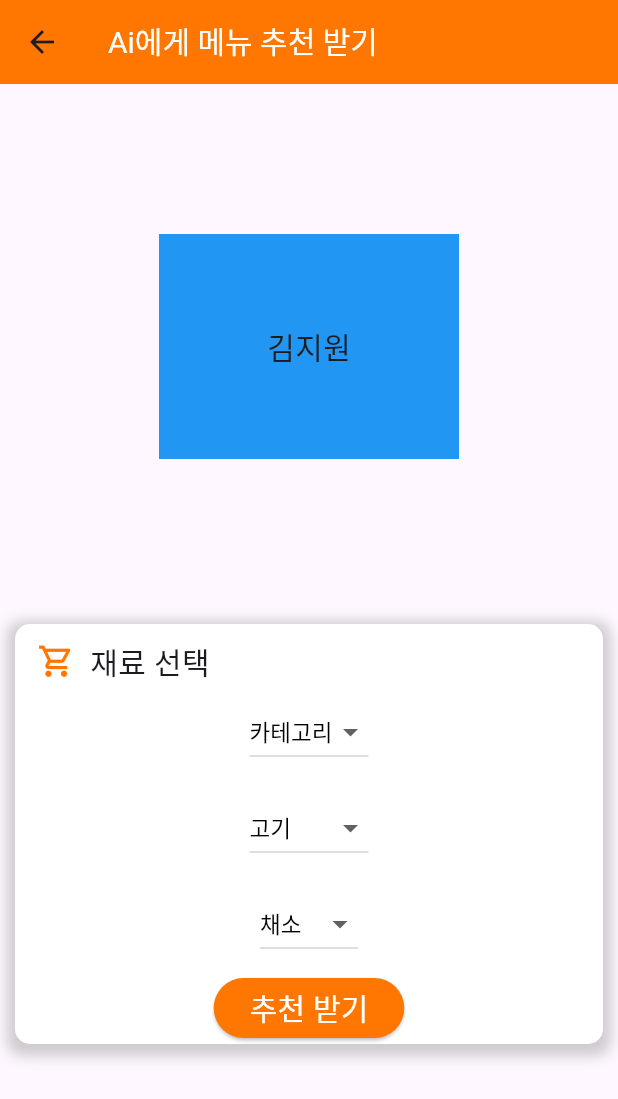
After one commit to EN-SeoMinKim/PuppyAlert-Front-End, a Flutter app: the MenuRecommendHostScreen screen opened directly, on a phone screen of 412 x 824 dp. The commit adds this screen. Shown: the top 1099 px of the screen. Run offline on Flutter 3.47's test engine with Material 3 defaults, Android fonts, the phone set to English and light mode, and no system bars; our stand-ins replace avatar_glow, flutter_dotenv, flutter_tts, permission_handler, speech_to_text; missing offline and left inert: flutter_naver_map, remedi_kopo.

Commit message:
Feat : MenuRecommendHostScreen

```diff
--- a/puppy_alert/lib/screens/host_screens/home_host_screen.dart
+++ b/puppy_alert/lib/screens/host_screens/home_host_screen.dart
@@ -1,12 +1,14 @@
 import 'package:flutter/material.dart';
 import 'package:puppy_alert/models/user_model.dart';
 import 'package:puppy_alert/screens/host_screens/food_input_form_host_screen.dart';
+import 'package:puppy_alert/screens/host_screens/menu_recommend_host_screen.dart';
 import 'package:puppy_alert/screens/host_screens/speech_recognition_host_screen.dart';
 
 class HomeHostScreen extends StatelessWidget {
   final UserModel _userModel;
 
-  const HomeHostScreen({super.key, required UserModel userModel}) : _userModel = userModel;
+  const HomeHostScreen({super.key, required UserModel userModel})
+      : _userModel = userModel;
 
   void _showChoiceDialog(BuildContext context) {
     showDialog(
@@ -33,15 +35,11 @@ class HomeHostScreen extends StatelessWidget {
                   children: [
                     ElevatedButton.icon(
                         onPressed: () {
-                          // Navigator.pushReplacement(context, MaterialPageRoute(
-                          //     builder: (BuildContext context) {
-                          //   return FoodInputFormAdultScreen();
-                          // }));
                           Navigator.push(
-                            context,MaterialPageRoute(builder: (context)=>FoodInputFormHostScreen())
-                          );
-
-
+                              context,
+                              MaterialPageRoute(
+                                  builder: (context) =>
+                                      FoodInputFormHostScreen()));
                         },
                         label: const Icon(
                           Icons.sticky_note_2_outlined,
@@ -71,7 +69,8 @@ class HomeHostScreen extends StatelessWidget {
                           Navigator.pushReplacement(context, MaterialPageRoute(
                               builder: (BuildContext context) {
                             return SpeechRecognitionHostScreen(
-                                userModel: null,);
+                              userModel: _userModel,
+                            );
                           }));
                         },
                         label: const Icon(
@@ -108,8 +107,8 @@ class HomeHostScreen extends StatelessWidget {
       children: [
         Expanded(
             child: SingleChildScrollView(
-              child: Column(
-                        children: [
+          child: Column(
+            children: [
               Stack(
                 children: [
                   const SizedBox(height: 350, width: 300),
@@ -212,7 +211,12 @@ class HomeHostScreen extends StatelessWidget {
               ),
               const SizedBox(height: 35),
               ElevatedButton(
-                  onPressed: () {},
+                  onPressed: () {
+                    Navigator.push(
+                        context,
+                        MaterialPageRoute(
+                            builder: (context) => const MenuRecommendHostScreen()));
+                  },
                   style: ElevatedButton.styleFrom(
                     elevation: 6,
                     backgroundColor: Colors.white,
@@ -256,9 +260,9 @@ class HomeHostScreen extends StatelessWidget {
                           ))
                     ],
                   ))
-                        ],
-                      ),
-            ))
+            ],
+          ),
+        ))
       ],
     );
   }
--- /dev/null
+++ b/puppy_alert/lib/screens/host_screens/menu_detail_host_screen.dart
@@ -0,0 +1,19 @@
+import 'package:flutter/material.dart';
+
+class MenuDetailHostScreen extends StatelessWidget {
+  final List<String> _selectedValueList;
+
+  const MenuDetailHostScreen(
+      {super.key, required List<String> selectedValueList})
+      : _selectedValueList = selectedValueList;
+
+  @override
+  Widget build(BuildContext context) {
+    return Scaffold(
+      appBar: AppBar(),
+      body: const Center(
+        child: Text('메뉴 상세 정보', style: TextStyle(fontSize: 50)),
+      ),
+    );
+  }
+}
--- /dev/null
+++ b/puppy_alert/lib/screens/host_screens/menu_recommend_host_screen.dart
@@ -0,0 +1,141 @@
+import 'package:flutter/material.dart';
+import 'package:puppy_alert/screens/host_screens/menu_detail_host_screen.dart';
+
+class MenuRecommendHostScreen extends StatefulWidget {
+  const MenuRecommendHostScreen({super.key});
+
+  @override
+  State<MenuRecommendHostScreen> createState() =>
+      _MenuRecommendHostScreenState();
+}
+
+class _MenuRecommendHostScreenState extends State<MenuRecommendHostScreen> {
+  final Map<String, List<String>> _selectedOptionMap = {
+    '카테고리': ['카테고리', '한식', '중식', '일식', '양식', '기타'],
+    '고기': ['고기', '소고기', '돼지고기', '닭고기', '오리고기', '양고기', '기타'],
+    '채소': ['채소', '마늘', '양파', '당근', '감자', '대파', '토마토', '양배추', '버섯', '기타']
+  };
+  final List<String> _selectedValueList = ['카테고리', '고기', '채소'];
+
+  Widget _dropdownWidget(String category) {
+    if (_selectedOptionMap[category] == null) {
+      return const Text('error',
+          style: TextStyle(color: Colors.white, fontSize: 20));
+    }
+
+    int selectedIndex = _selectedOptionMap.keys.toList().indexOf(category);
+
+    return DropdownButton<String>(
+      value: _selectedValueList[selectedIndex],
+      elevation: 16,
+      style: const TextStyle(fontSize: 15, color: Colors.black),
+      dropdownColor: Colors.orange,
+      onChanged: (String? newValue) {
+        if (newValue != null && newValue != _selectedValueList[selectedIndex]) {
+          setState(() {
+            _selectedValueList[selectedIndex] = newValue;
+          });
+        }
+      },
+      items: _selectedOptionMap[category]!
+          .map<DropdownMenuItem<String>>((String value) {
+        return DropdownMenuItem<String>(
+          value: value,
+          child: Text(value),
+        );
+      }).toList(),
+    );
+  }
+
+  @override
+  Widget build(BuildContext context) {
+    return Scaffold(
+      appBar: AppBar(
+        title: const Text('Ai에게 메뉴 추천 받기',
+            style: TextStyle(color: Colors.white, fontSize: 20)),
+      ),
+      body: Column(
+        children: [
+          Padding(
+            padding: const EdgeInsets.all(100.0),
+            child: Center(
+              child: Container(
+                width: 200,
+                height: 150,
+                color: Colors.blue,
+                child: const Center(
+                    child: Text('김지원', style: TextStyle(fontSize: 20))),
+              ),
+            ),
+          ),
+          Padding(
+            padding: const EdgeInsets.all(10.0),
+            child: Center(
+              child: Container(
+                decoration: BoxDecoration(
+                    color: Colors.white,
+                    borderRadius: BorderRadius.circular(10),
+                    boxShadow: [
+                      BoxShadow(
+                          color: Colors.grey.withOpacity(0.5),
+                          spreadRadius: 5,
+                          blurRadius: 7,
+                          offset: const Offset(0, 3))
+                    ]),
+                child: Column(
+                  children: [
+                    const Padding(
+                      padding: EdgeInsets.fromLTRB(15, 10, 0, 0),
+                      child: Row(
+                        mainAxisAlignment: MainAxisAlignment.start,
+                        children: [
+                          Icon(
+                            Icons.shopping_cart_outlined,
+                            color: Color(0xffFF7700),
+                            size: 25,
+                          ),
+                          Padding(
+                            padding: EdgeInsets.fromLTRB(10, 0, 0, 0),
+                            child: Text(
+                              '재료 선택',
+                              style: TextStyle(fontSize: 20),
+                            ),
+                          ),
+                        ],
+                      ),
+                    ),
+                    Padding(
+                      padding: const EdgeInsets.all(8.0),
+                      child: _dropdownWidget('카테고리'),
+                    ),
+                    Padding(
+                      padding: const EdgeInsets.all(8.0),
+                      child: _dropdownWidget('고기'),
+                    ),
+                    Padding(
+                      padding: const EdgeInsets.all(8.0),
+                      child: _dropdownWidget('채소'),
+                    ),
+                    ElevatedButton(
+                        style: ElevatedButton.styleFrom(
+                            backgroundColor: const Color(0xffFF7700)),
+                        onPressed: () {
+                          Navigator.push(
+                              context,
+                              MaterialPageRoute(
+                                  builder: (context) => MenuDetailHostScreen(
+                                      selectedValueList: _selectedValueList)));
+                        },
+                        child: const Text('추천 받기',
+                            style:
+                                TextStyle(fontSize: 20, color: Colors.white))),
+                  ],
+                ),
+              ),
+            ),
+          ),
+        ],
+      ),
+    );
+  }
+}
```
